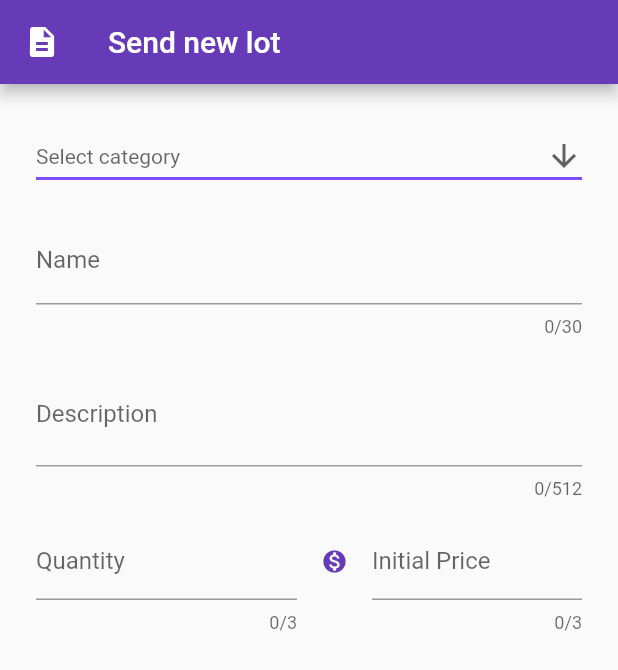
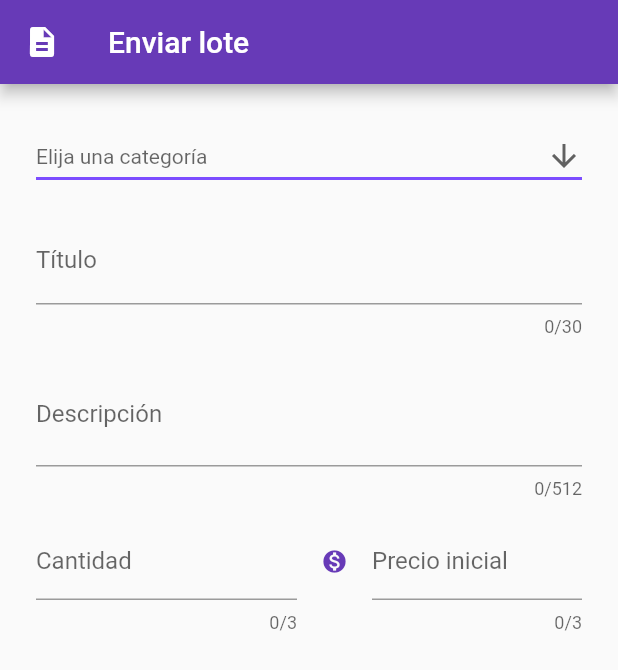
Before and after one commit to Subbi-ITBA/subbi-user-app, a Flutter app: the AddAuctionScreen screen opened by its route, on a phone screen of 412 x 824 dp. Shown: the top 670 px of the screen. Run offline on Flutter 3.47's test engine with Material 2 defaults, Android fonts, the phone set to English and light mode, and no system bars; our stand-ins replace carousel_slider, firebase_auth, firebase_remote_config, google_sign_in, smooth_star_rating; accounts and stored records are empty; network calls fail.

Commit message:
traducir add auction

```diff
--- a/lib/screens/tabs/add_auction_screen.dart
+++ b/lib/screens/tabs/add_auction_screen.dart
@@ -28,7 +28,7 @@ class _State extends State<AddAuctionScreen> {
     // if (!_user.isSignedIn()) return UnauthenticatedBox();
     return Scaffold(
         appBar: AppBar(
-          title: Text('Send new lot'),
+          title: Text('Enviar lote'),
           leading: Icon(Icons.description),
         ),
         body: SingleChildScrollView(
@@ -46,7 +46,7 @@ class _State extends State<AddAuctionScreen> {
                               child: DropdownButton<String>(
                                 isExpanded: true,
                                 value: _category,
-                                hint: Text('Select category'),
+                                hint: Text('Elija una categoría'),
                                 icon: Icon(Icons.arrow_downward),
                                 iconSize: 24,
                                 elevation: 16,
@@ -74,8 +74,8 @@ class _State extends State<AddAuctionScreen> {
                               child: TextFormField(
                                 maxLength: 30,
                                 decoration: InputDecoration(
-                                    hintText: "Enter your lot name",
-                                    labelText: "Name"),
+                                    hintText: "Inserte el título del lote",
+                                    labelText: "Título"),
                                 onChanged: (String newValue) {
                                   setState(() {
                                     _name = newValue;
@@ -89,8 +89,8 @@ class _State extends State<AddAuctionScreen> {
                                 maxLength: 512,
                                 decoration: InputDecoration(
                                   isDense: true,
-                                  hintText: "Enter your lot description",
-                                  labelText: "Description",
+                                  hintText: "Inserte la descripción del lote",
+                                  labelText: "Descripción",
                                 ),
                                 onChanged: (String newValue) {
                                   setState(() {
@@ -110,8 +110,8 @@ class _State extends State<AddAuctionScreen> {
                                         decoration: InputDecoration(
                                           isDense: true,
                                           hintText:
-                                              "Enter the item quantity in your lot",
-                                          labelText: "Quantity",
+                                              "Inserte la cantidad de artículos en su lote",
+                                          labelText: "Cantidad",
                                         ),
                                         onChanged: (String newValue) {
                                           setState(() {
@@ -131,8 +131,8 @@ class _State extends State<AddAuctionScreen> {
                                                   .primaryColor),
                                           isDense: true,
                                           hintText:
-                                              "Enter your desired initial price",
-                                          labelText: "Initial Price",
+                                              "Inserte su precio deseado (el experto podrá modificarlo)",
+                                          labelText: "Precio inicial",
                                         ),
                                         onChanged: (String newValue) {
                                           setState(() {
```
